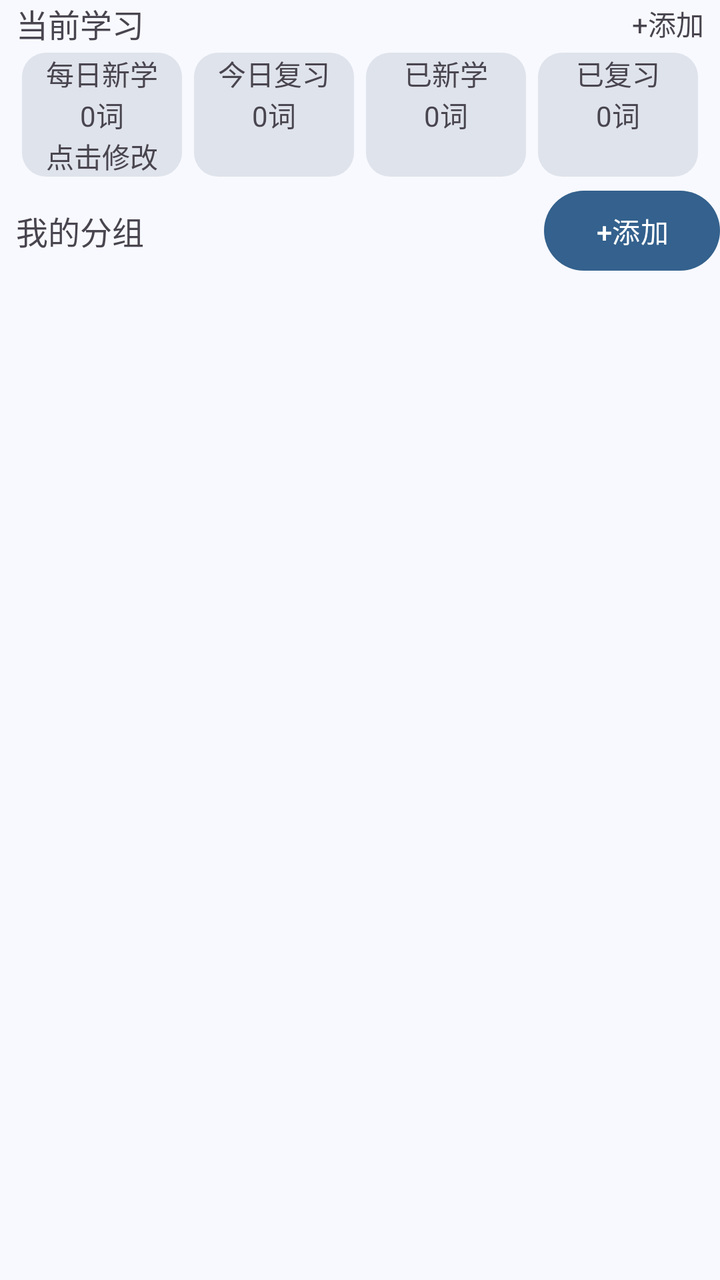
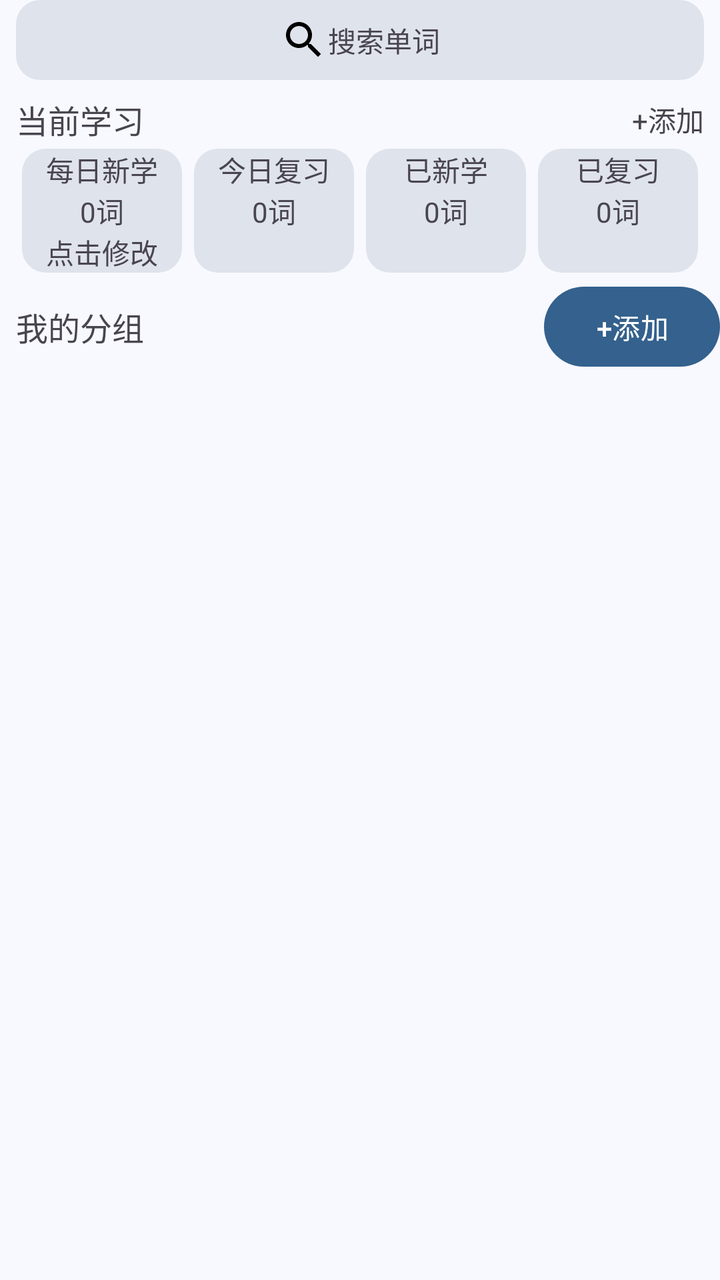

Two renders of the same Android screen: before a commit and after it. Below are the layout's source before the change and the commit's diff.
<!-- AndroidManifest.xml: application theme Theme.MnemoAI -->
<!-- res/layout/fragment_vocabulary.xml -->
<?xml version="1.0" encoding="utf-8"?>
<androidx.core.widget.NestedScrollView
    xmlns:android="http://schemas.android.com/apk/res/android"
    xmlns:app="http://schemas.android.com/apk/res-auto"
    xmlns:tools="http://schemas.android.com/tools"
    android:layout_width="match_parent"
    android:layout_height="match_parent"
    android:fillViewport="true">

    <androidx.constraintlayout.widget.ConstraintLayout
        android:layout_width="match_parent"
        android:layout_height="match_parent">

        <com.google.android.material.textview.MaterialTextView
            android:id="@+id/studyingTV"
            android:layout_width="wrap_content"
            android:layout_height="wrap_content"
            android:layout_marginStart="8dp"
            android:text="@string/learning_vocabulary"
            android:textSize="@dimen/text_size_default"

            app:layout_constraintStart_toStartOf="parent"
            app:layout_constraintTop_toTopOf="parent" />

        <com.google.android.material.textview.MaterialTextView
            android:id="@+id/addVocabularyTV"
            android:layout_width="wrap_content"
            android:layout_height="wrap_content"
            android:layout_marginEnd="8dp"
            android:text="@string/add"
            app:layout_constraintBottom_toBottomOf="@+id/studyingTV"
            app:layout_constraintEnd_toEndOf="parent"
            app:layout_constraintTop_toTopOf="@+id/studyingTV" />

        <androidx.recyclerview.widget.RecyclerView
            android:id="@+id/studyingVocabulary"
            android:layout_width="match_parent"
            android:layout_height="wrap_content"
            app:layout_constraintEnd_toEndOf="parent"
            app:layout_constraintStart_toStartOf="parent"
            app:layout_constraintTop_toBottomOf="@+id/studyingTV" />

        <LinearLayout
            android:id="@+id/learningGoalLL"
            android:layout_width="match_parent"
            android:layout_height="wrap_content"
            android:orientation="horizontal"
            android:layout_marginStart="8dp"
            android:layout_marginEnd="8dp"
            app:layout_constraintEnd_toEndOf="parent"
            app:layout_constraintStart_toStartOf="parent"
            app:layout_constraintTop_toBottomOf="@+id/studyingVocabulary">

            <LinearLayout
                android:id="@+id/newLearningWordLL"
                android:layout_width="0dp"
                android:layout_height="wrap_content"
                android:layout_weight="1"
                android:layout_margin="3dp"
                android:gravity="center_horizontal"
                android:background="@drawable/bg_corner"
                android:orientation="vertical">

                <com.google.android.material.textview.MaterialTextView
                    android:id="@+id/studyGoalTV"
                    android:layout_width="wrap_content"
                    android:layout_height="wrap_content"
                    android:gravity="center_horizontal"
                    android:text="@string/study_word_per_day" />
                <LinearLayout
                    android:layout_width="match_parent"
                    android:layout_height="wrap_content"
                    android:gravity="center_horizontal"
                    android:orientation="horizontal">

                    <com.google.android.material.textview.MaterialTextView
                        android:id="@+id/newLearningWordCountTV"
                        android:layout_width="wrap_content"
                        android:layout_height="wrap_content"
                        android:gravity="center"
                        android:text="0" />

                    <com.google.android.material.textview.MaterialTextView
                        android:layout_width="wrap_content"
                        android:layout_height="wrap_content"
                        android:gravity="center"
                        android:text="@string/word" />

                </LinearLayout>

                <com.google.android.material.textview.MaterialTextView
                    android:layout_width="match_parent"
                    android:layout_height="wrap_content"
                    android:gravity="center_horizontal"
                    android:text="@string/click_to_change" />

            </LinearLayout>

            <LinearLayout
                android:layout_width="0dp"
                android:layout_height="match_parent"
                android:layout_weight="1"
                android:layout_margin="3dp"
                android:gravity="center_horizontal"
                android:background="@drawable/bg_corner"
                android:orientation="vertical">

                <com.google.android.material.textview.MaterialTextView
                    android:layout_width="wrap_content"
                    android:layout_height="wrap_content"
                    android:gravity="center_horizontal"
                    android:text="@string/today_review_word" />

                <LinearLayout
                    android:layout_width="match_parent"
                    android:layout_height="wrap_content"
                    android:gravity="center_horizontal">

                    <com.google.android.material.textview.MaterialTextView
                        android:id="@+id/dailyReviewCount"
                        android:layout_width="wrap_content"
                        android:layout_height="wrap_content"
                        android:gravity="center"
                        android:text="0" />

                    <com.google.android.material.textview.MaterialTextView
                        android:layout_width="wrap_content"
                        android:layout_height="wrap_content"
                        android:gravity="center"
                        android:text="@string/word" />

                </LinearLayout>

            </LinearLayout>

            <LinearLayout
                android:layout_width="0dp"
                android:layout_height="match_parent"
                android:layout_weight="1"
                android:layout_margin="3dp"
                android:gravity="center_horizontal"
                android:background="@drawable/bg_corner"
                android:orientation="vertical">

                <com.google.android.material.textview.MaterialTextView
                    android:id="@+id/waitingStudyTV"
                    android:layout_width="wrap_content"
                    android:layout_height="wrap_content"
                    android:layout_gravity="center_horizontal"
                    android:text="@string/study_word_count_today" />

                <LinearLayout
                    android:layout_width="match_parent"
                    android:layout_height="wrap_content"
                    android:gravity="center_horizontal">

                    <com.google.android.material.textview.MaterialTextView
                        android:id="@+id/dailyLearnedCount"
                        android:layout_width="wrap_content"
                        android:layout_height="wrap_content"
                        android:gravity="center"
                        android:text="0" />

                    <com.google.android.material.textview.MaterialTextView
                        android:layout_width="wrap_content"
                        android:layout_height="wrap_content"
                        android:gravity="center"
                        android:text="@string/word" />

                </LinearLayout>

            </LinearLayout>

            <LinearLayout
                android:layout_width="0dp"
                android:layout_height="match_parent"
                android:layout_weight="1"
                android:layout_margin="3dp"
                android:gravity="center_horizontal"
                android:background="@drawable/bg_corner"
                android:orientation="vertical">

                <com.google.android.material.textview.MaterialTextView
                    android:id="@+id/waitingReviewTV"
                    android:layout_width="wrap_content"
                    android:layout_height="wrap_content"
                    android:gravity="center_horizontal"
                    android:text="@string/review_word_count_today" />

                <LinearLayout
                    android:layout_width="match_parent"
                    android:layout_height="wrap_content"
                    android:gravity="center_horizontal">

                    <com.google.android.material.textview.MaterialTextView
                        android:id="@+id/dailyReviewedCount"
                        android:layout_width="wrap_content"
                        android:layout_height="wrap_content"
                        android:gravity="center"
                        android:text="0" />

                    <com.google.android.material.textview.MaterialTextView
                        android:layout_width="wrap_content"
                        android:layout_height="wrap_content"
                        android:gravity="center"
                        android:text="@string/word" />

                </LinearLayout>
            </LinearLayout>
        </LinearLayout>

        <com.google.android.material.textview.MaterialTextView
            android:id="@+id/textView"
            android:layout_width="wrap_content"
            android:layout_height="wrap_content"
            android:layout_marginStart="8dp"
            android:text="@string/my_group"
            android:textSize="@dimen/text_size_default"
            app:layout_constraintBottom_toTopOf="@+id/allVocabularyRV"
            app:layout_constraintStart_toStartOf="parent"
            app:layout_constraintTop_toBottomOf="@+id/learningGoalLL" />

        <com.google.android.material.button.MaterialButton
            android:id="@+id/add_vocabulary_book_btn"
            android:layout_width="wrap_content"
            android:layout_height="wrap_content"
            android:layout_margin="0dp"
            android:padding="0dp"
            android:text="@string/add"
            app:layout_constraintEnd_toEndOf="parent"
            app:layout_constraintTop_toBottomOf="@+id/learningGoalLL" />

        <androidx.recyclerview.widget.RecyclerView
            android:id="@+id/allVocabularyRV"
            android:layout_width="match_parent"
            android:layout_height="wrap_content"
            app:layout_constraintEnd_toEndOf="parent"
            app:layout_constraintStart_toStartOf="parent"
            app:layout_constraintTop_toBottomOf="@+id/add_vocabulary_book_btn" />


    </androidx.constraintlayout.widget.ConstraintLayout>
</androidx.core.widget.NestedScrollView>
<!-- resources referenced by this layout -->
<resources>
  <dimen name="text_size_default">16sp</dimen>
  <string name="add">+添加</string>
  <string name="click_to_change">点击修改</string>
  <string name="learning_vocabulary">当前学习</string>
  <string name="my_group">我的分组</string>
  <string name="review_word_count_today">已复习</string>
  <string name="study_word_count_today">已新学</string>
  <string name="study_word_per_day">每日新学</string>
  <string name="today_review_word">今日复习</string>
  <string name="word">词</string>
  <color name="md_theme_primary">#34618D</color>
  <color name="md_theme_onPrimary">#FFFFFF</color>
  <color name="md_theme_primaryContainer">#D0E4FF</color>
  <color name="md_theme_onPrimaryContainer">#164974</color>
  <color name="md_theme_secondary">#525F70</color>
  <color name="md_theme_onSecondary">#FFFFFF</color>
  <color name="md_theme_secondaryContainer">#D6E4F7</color>
  <color name="md_theme_onSecondaryContainer">#3B4857</color>
  <color name="md_theme_tertiary">#6A5779</color>
  <color name="md_theme_onTertiary">#FFFFFF</color>
  <color name="md_theme_tertiaryContainer">#F1DAFF</color>
  <color name="md_theme_onTertiaryContainer">#514060</color>
  <color name="md_theme_error">#BA1A1A</color>
  <color name="md_theme_onError">#FFFFFF</color>
  <color name="md_theme_errorContainer">#FFDAD6</color>
  <color name="md_theme_onErrorContainer">#93000A</color>
  <color name="md_theme_background">#F8F9FF</color>
  <color name="md_theme_onBackground">#191C20</color>
  <color name="md_theme_surface">#F8F9FF</color>
  <color name="md_theme_onSurface">#191C20</color>
  <color name="md_theme_surfaceVariant">#DFE3EB</color>
  <color name="md_theme_onSurfaceVariant">#42474E</color>
  <color name="md_theme_outline">#73777F</color>
  <color name="md_theme_outlineVariant">#C2C7CF</color>
  <color name="md_theme_inverseSurface">#2D3135</color>
  <color name="md_theme_inverseOnSurface">#EFF0F7</color>
  <color name="md_theme_inversePrimary">#9FCAFC</color>
  <color name="md_theme_primaryFixed">#D0E4FF</color>
  <color name="md_theme_onPrimaryFixed">#001D35</color>
  <color name="md_theme_primaryFixedDim">#9FCAFC</color>
  <color name="md_theme_onPrimaryFixedVariant">#164974</color>
  <color name="md_theme_secondaryFixed">#D6E4F7</color>
  <color name="md_theme_onSecondaryFixed">#0F1C2A</color>
  <color name="md_theme_secondaryFixedDim">#BAC8DB</color>
  <color name="md_theme_tertiaryFixed">#F1DAFF</color>
  <color name="md_theme_onTertiaryFixed">#241432</color>
  <color name="md_theme_tertiaryFixedDim">#D5BEE5</color>
  <color name="md_theme_onTertiaryFixedVariant">#514060</color>
  <color name="md_theme_surfaceDim">#D8DAE0</color>
  <color name="md_theme_surfaceBright">#F8F9FF</color>
  <color name="md_theme_surfaceContainerLowest">#FFFFFF</color>
  <color name="md_theme_surfaceContainerLow">#F2F3F9</color>
  <color name="md_theme_surfaceContainer">#ECEEF4</color>
  <color name="md_theme_surfaceContainerHigh">#E6E8EE</color>
  <color name="md_theme_surfaceContainerHighest">#E1E2E8</color>
  <color name="awaiting_learning">#64748B</color>
  <color name="reviewing">#F59E0B</color>
  <color name="mastered">#22C55E</color>
  <!-- unchanged entries left out for length: 3 -->
</resources>

<!-- the commit's change to res/layout/fragment_vocabulary.xml (unified diff, before → after) -->
@@ -2,25 +2,50 @@
 <androidx.core.widget.NestedScrollView
     xmlns:android="http://schemas.android.com/apk/res/android"
     xmlns:app="http://schemas.android.com/apk/res-auto"
-    xmlns:tools="http://schemas.android.com/tools"
     android:layout_width="match_parent"
-    android:layout_height="match_parent"
-    android:fillViewport="true">
-
+    android:layout_height="match_parent">
     <androidx.constraintlayout.widget.ConstraintLayout
         android:layout_width="match_parent"
         android:layout_height="match_parent">
 
+        <LinearLayout
+            android:id="@+id/searchLL"
+            android:layout_width="match_parent"
+            android:layout_height="wrap_content"
+            android:clickable="true"
+            android:focusable="true"
+            android:orientation="horizontal"
+            app:layout_constraintTop_toTopOf="parent"
+            app:layout_constraintStart_toStartOf="parent"
+            app:layout_constraintEnd_toEndOf="parent"
+            android:gravity="center"
+            android:background="@drawable/ripple_bg"
+            android:layout_marginStart="8dp"
+            android:layout_marginEnd="8dp">
+            <ImageView
+                android:layout_width="wrap_content"
+                android:layout_height="wrap_content"
+                android:src="@drawable/baseline_search_24"
+                android:layout_marginTop="8dp"
+                android:layout_marginBottom="8dp"/>
+            <com.google.android.material.textview.MaterialTextView
+                android:layout_width="wrap_content"
+                android:layout_height="wrap_content"
+                android:text="@string/search_word"
+                android:layout_marginTop="8dp"
+                android:layout_marginBottom="8dp"/>
+        </LinearLayout>
+
         <com.google.android.material.textview.MaterialTextView
             android:id="@+id/studyingTV"
             android:layout_width="wrap_content"
             android:layout_height="wrap_content"
             android:layout_marginStart="8dp"
+            android:layout_marginTop="8dp"
             android:text="@string/learning_vocabulary"
             android:textSize="@dimen/text_size_default"
-
-            app:layout_constraintStart_toStartOf="parent"
-            app:layout_constraintTop_toTopOf="parent" />
+            app:layout_constraintStart_toStartOf="parent"
+            app:layout_constraintTop_toBottomOf="@+id/searchLL" />
 
         <com.google.android.material.textview.MaterialTextView
             android:id="@+id/addVocabularyTV"
<!-- resource entries referenced after the edit -->
@@ -1,11 +1,24 @@
 <!-- resources referenced by this layout -->
 <resources>
   <dimen name="text_size_default">16sp</dimen>
+  <!-- drawable baseline_search_24 (drawable) -->
+  <vector xmlns:android="http://schemas.android.com/apk/res/android" android:height="24dp" android:tint="#000000" android:viewportHeight="24" android:viewportWidth="24" android:width="24dp">
+        
+      <path android:fillColor="@android:color/white" android:pathData="M15.5,14h-0.79l-0.28,-0.27C15.41,12.59 16,11.11 16,9.5 16,5.91 13.09,3 9.5,3S3,5.91 3,9.5 5.91,16 9.5,16c1.61,0 3.09,-0.59 4.23,-1.57l0.27,0.28v0.79l5,4.99L20.49,19l-4.99,-5zM9.5,14C7.01,14 5,11.99 5,9.5S7.01,5 9.5,5 14,7.01 14,9.5 11.99,14 9.5,14z"/>
+      
+  </vector>
+  <!-- drawable ripple_bg (drawable) -->
+  <?xml version="1.0" encoding="utf-8"?>
+  <ripple xmlns:android="http://schemas.android.com/apk/res/android"
+      android:color="?attr/colorControlHighlight">
+      <item android:drawable="@drawable/bg_corner" />
+  </ripple>
   <string name="add">+添加</string>
   <string name="click_to_change">点击修改</string>
   <string name="learning_vocabulary">当前学习</string>
   <string name="my_group">我的分组</string>
   <string name="review_word_count_today">已复习</string>
+  <string name="search_word">搜索单词</string>
   <string name="study_word_count_today">已新学</string>
   <string name="study_word_per_day">每日新学</string>
   <string name="today_review_word">今日复习</string>
